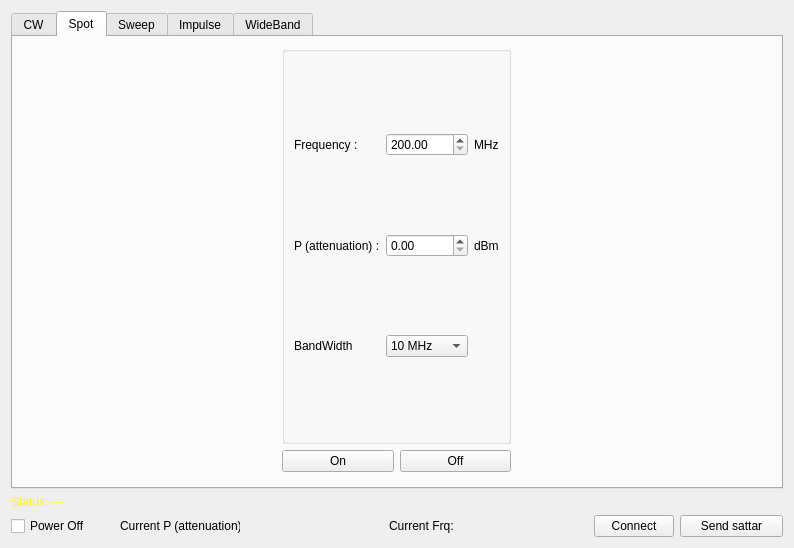
Old version of the form devices/exciter/exciter.ui in the repository enigmafarsco-lang/iiS.
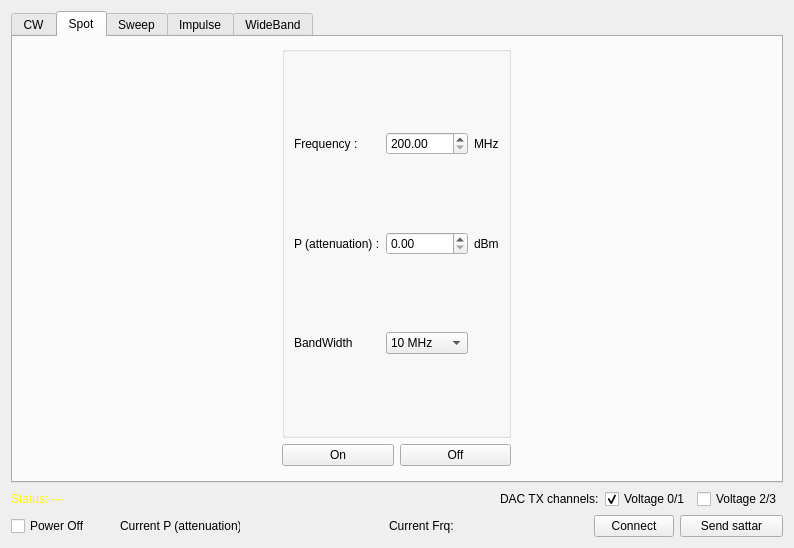
New version of the form.

Commit message: DAC buffer channel pair selection like iio-oscilloscope: two checkboxes in the exciter - 'Voltage 0/1' (default checked) and 'Voltage 2/3'; the user can check one pair or both and every DAC-buffer load (all exciter tabs + sattar) loads the waveform only into the checked pairs - voltage0/1 = tree items 0/1, voltage2/3 = items 2/3; with none checked nothing is loaded and the status says to select a pair

```diff
--- a/devices/exciter/exciter.ui
+++ b/devices/exciter/exciter.ui
@@ -80,6 +80,8 @@
     </layout>
    </item>
    <item row="1" column="0">
+    <layout class="QHBoxLayout" name="horizontalLayoutDacCh">
+     <item>
     <widget class="QLabel" name="lblDacMsg">
      <property name="styleSheet">
       <string notr="true">color:yellow</string>
@@ -88,6 +90,45 @@
       <string>Status: ---</string>
      </property>
     </widget>
+     </item>
+     <item>
+      <spacer name="horizontalSpacerDacCh">
+       <property name="orientation">
+        <enum>Qt::Horizontal</enum>
+       </property>
+       <property name="sizeHint" stdset="0">
+        <size>
+         <width>40</width>
+         <height>20</height>
+        </size>
+       </property>
+      </spacer>
+     </item>
+     <item>
+      <widget class="QLabel" name="lblDacCh">
+       <property name="text">
+        <string>DAC TX channels:</string>
+       </property>
+      </widget>
+     </item>
+     <item>
+      <widget class="QCheckBox" name="chbVoltage01">
+       <property name="text">
+        <string>Voltage 0/1</string>
+       </property>
+       <property name="checked">
+        <bool>true</bool>
+       </property>
+      </widget>
+     </item>
+     <item>
+      <widget class="QCheckBox" name="chbVoltage23">
+       <property name="text">
+        <string>Voltage 2/3</string>
+       </property>
+      </widget>
+     </item>
+    </layout>
    </item>
    <item row="0" column="0">
     <widget class="QTabWidget" name="tabWidget">
```
Lines whose indentation alone changed are shown as unchanged. The commit also changes 5 other files.
